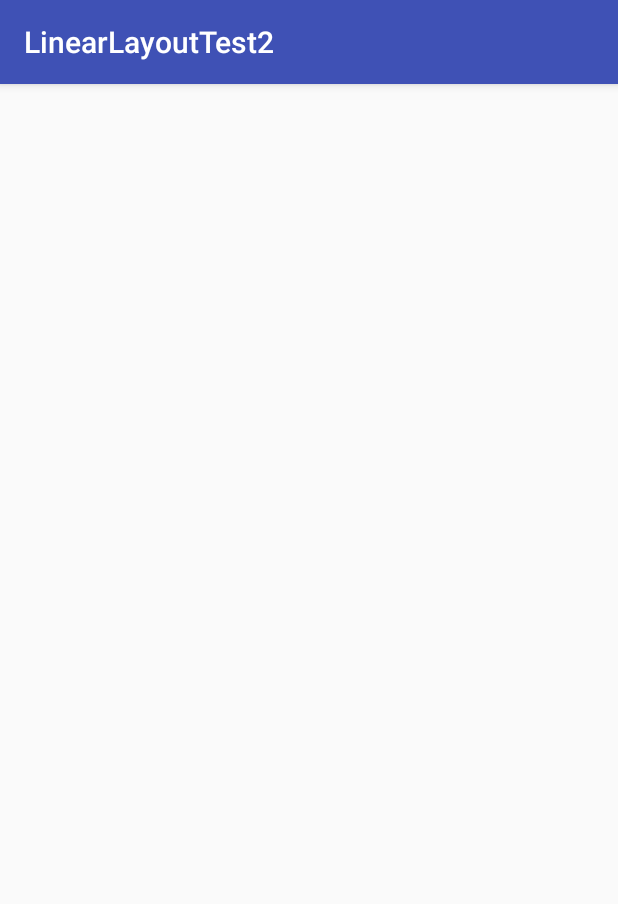
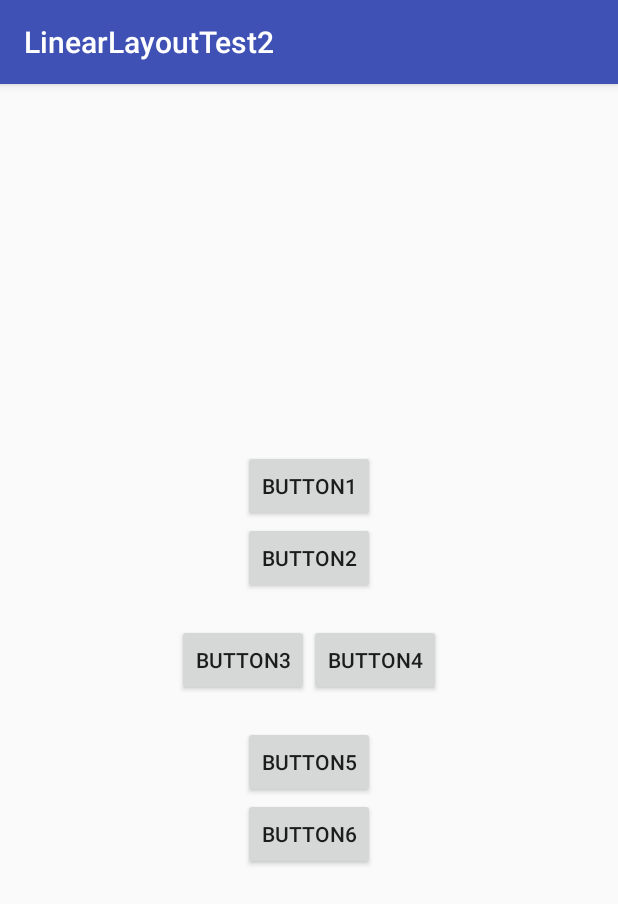
Before and after one commit to lej3802/LinearLayoutTest2, an Android app: the screen it shows after launch (MainActivity), on a phone screen of 412 x 824 dp. Shown: the top 904 px of the screen. Run offline under Robolectric (Android 15) with nearby library versions, the phone set to English and light mode, and no system bars.

Commit message:
#2 LinearLayout Button

```diff
--- a/app/src/main/res/layout/activity_main.xml
+++ b/app/src/main/res/layout/activity_main.xml
@@ -5,28 +5,63 @@
     android:layout_width="match_parent"
     android:layout_height="match_parent"
     android:orientation="vertical"
+    android:gravity="center"
     tools:context="ljhi0222.kr.hs.emirim.linearlayouttest2.MainActivity">
 
     <LinearLayout
         android:layout_width="match_parent"
         android:layout_height="wrap_content"
         android:orientation="vertical"
+        android:gravity="center_horizontal"
         >
+        <Button
+            android:layout_width="wrap_content"
+            android:layout_height="wrap_content"
+            android:text="Button1"
+            />
+        <Button
+            android:layout_width="wrap_content"
+            android:layout_height="wrap_content"
+            android:text="Button2"
+            />3
     </LinearLayout>
 
     <LinearLayout
         android:layout_width="match_parent"
         android:layout_height="wrap_content"
         android:orientation="horizontal"
+        android:gravity="center"
+        android:layout_marginTop="20dp"
+        android:layout_marginBottom="20dp"
         >
+        <Button
+            android:layout_width="wrap_content"
+            android:layout_height="wrap_content"
+            android:text="Button3"
+            />
+        <Button
+            android:layout_width="wrap_content"
+            android:layout_height="wrap_content"
+            android:text="Button4"
+            />
     </LinearLayout>
 
     <LinearLayout
         android:layout_width="match_parent"
         android:layout_height="wrap_content"
         android:orientation="vertical"
+        android:gravity="center"
         >
-
+        <Button
+            android:layout_width="wrap_content"
+            android:layout_height="wrap_content"
+            android:text="Button5"
+            />
+        <Button
+            android:layout_width="wrap_content"
+            android:layout_height="wrap_content"
+            android:text="Button6"
+            />
     </LinearLayout>
 
 </LinearLayout>
```
